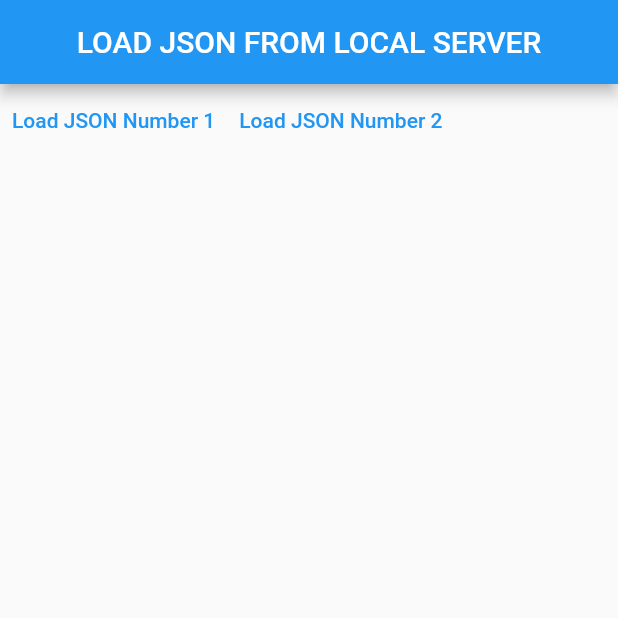
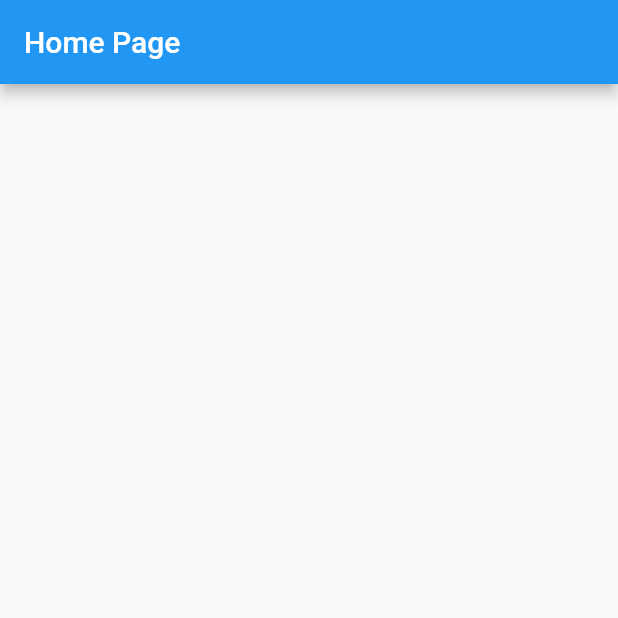
Before and after one commit to Chi-naza/first_bloc_app, a Flutter app: the first screen one second after launch, on a phone screen of 412 x 824 dp, the top half of it. Run offline on Flutter 3.47's test engine with Material 2 defaults, Android fonts, the phone set to English and light mode, and no system bars; our stand-ins replace bloc, flutter_bloc, flutter_hooks.

Commit message:
Started Learning Flutter Hooks With Examples

```diff
--- a/analysis_options.yaml
+++ b/analysis_options.yaml
@@ -22,6 +22,7 @@ linter:
   # `// ignore_for_file: name_of_lint` syntax on the line or in the file
   # producing the lint.
   rules:
+    require_trailing_commas: true
     # avoid_print: false  # Uncomment to disable the `avoid_print` rule
     # prefer_single_quotes: true  # Uncomment to enable the `prefer_single_quotes` rule
 
--- /dev/null
+++ b/lib/Hooks_Tutorial/string_example.dart
@@ -0,0 +1,22 @@
+
+import 'package:flutter/material.dart';
+import 'package:flutter_hooks/flutter_hooks.dart';
+
+Stream<String> getTime() => Stream.periodic(
+  const Duration(seconds: 1),
+  (_) => DateTime.now().toIso8601String()
+);
+
+class StringExampleHooks extends HookWidget {
+  const StringExampleHooks({super.key});
+
+  @override
+  Widget build(BuildContext context) {
+    final dateTime = useStream(getTime());
+    return Scaffold(
+      appBar: AppBar(
+        title: Text(dateTime.data ?? "Home Page"),
+      ),
+    );
+  }
+}
--- a/lib/main.dart
+++ b/lib/main.dart
@@ -1,3 +1,4 @@
+import 'package:first_bloc_app/Hooks_Tutorial/string_example.dart';
 import 'package:first_bloc_app/bloc-personsExample/bloc_intro_screen.dart';
 import 'package:first_bloc_app/bloc-personsExample/persons_bloc.dart';
 import 'package:first_bloc_app/cubit-example/cubit_example_screen.dart';
@@ -22,7 +23,7 @@ class MyApp extends StatelessWidget {
       ),
       home: BlocProvider(
         create: (context) => PersonsBloc(),
-        child: const BlocIntroScreen(),
+        child: StringExampleHooks(),
       ),
     );
   }
--- a/pubspec.yaml
+++ b/pubspec.yaml
@@ -40,7 +40,7 @@ dependencies:
   flutter_bloc: ^8.1.2
   flutter_screenutil: ^5.6.1
   google_fonts: ^4.0.3
-
+  flutter_hooks: ^0.18.6
 
 
 dev_dependencies:
```
Also changed, not shown: pubspec.lock.
